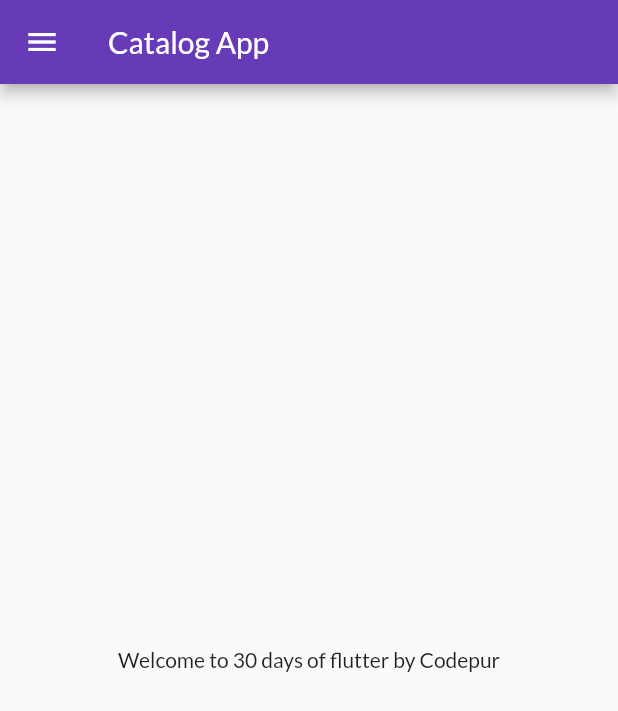
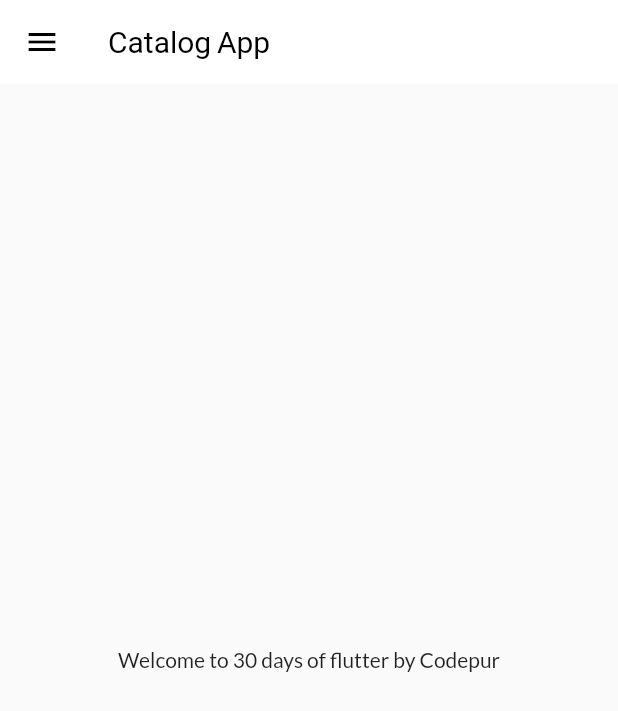
Before and after one commit to Abhishek-Bansode/Flutter-catalog-app, a Flutter app: the screen it shows after launch, on a phone screen of 412 x 824 dp. Shown: the top 711 px of the screen. Run offline on Flutter 3.47's test engine with Material 2 defaults, Android fonts, the phone set to English and light mode, and no system bars; our stand-ins replace google_fonts; Roboto replaces fonts that are missing (Goblin One).

Commit message:
Day 10 Themes extracted

```diff
--- a/lib/main.dart
+++ b/lib/main.dart
@@ -2,7 +2,8 @@ import 'package:flutter/material.dart';
 import 'package:flutter_catalog/pages/home_page.dart';
 import 'package:flutter_catalog/pages/login_page.dart';
 import 'package:flutter_catalog/utils/routes.dart';
-import 'package:google_fonts/google_fonts.dart';
+import 'package:flutter_catalog/widgets/themes.dart';
+// import 'package:google_fonts/google_fonts.dart';
 
 void main() {
   runApp(const MyApp());
@@ -16,12 +17,9 @@ class MyApp extends StatelessWidget {
     return MaterialApp(
       // home: const HomePage(),
       themeMode: ThemeMode.light,
-      theme: ThemeData(
-        primarySwatch: Colors.deepPurple,
-        fontFamily: GoogleFonts.lato().fontFamily,
-      ),
+      theme: MyTheme.lightTheme(context),
       debugShowCheckedModeBanner: false,
-      darkTheme: ThemeData(brightness: Brightness.dark),
+      darkTheme: MyTheme.darkTheme(context),
       initialRoute: "/home",
       routes: {
         "/": (context) => const LoginPage(),
--- a/lib/pages/home_page.dart
+++ b/lib/pages/home_page.dart
@@ -10,6 +10,7 @@ class HomePage extends StatelessWidget {
   @override
   Widget build(BuildContext context) {
     return Scaffold(
+
       appBar: AppBar(
         title: const Text("Catalog App"),
       ),
--- a/lib/pages/login_page.dart
+++ b/lib/pages/login_page.dart
@@ -1,5 +1,5 @@
 import 'package:flutter/material.dart';
-import 'package:flutter_catalog/pages/home_page.dart';
+// import 'package:flutter_catalog/pages/home_page.dart';
 import 'package:flutter_catalog/utils/routes.dart';
 
 class LoginPage extends StatefulWidget {
--- /dev/null
+++ b/lib/widgets/themes.dart
@@ -0,0 +1,23 @@
+import 'package:flutter/material.dart';
+import 'package:google_fonts/google_fonts.dart';
+
+class MyTheme {
+  static ThemeData lightTheme(BuildContext context) => ThemeData(
+        primarySwatch: Colors.deepPurple,
+        fontFamily: GoogleFonts.lato().fontFamily,
+        appBarTheme: const AppBarTheme(
+          color: Colors.white,
+          elevation: 0.0,
+          iconTheme: IconThemeData(color: Colors.black),
+          titleTextStyle: TextStyle(
+            color: Colors.black,
+            fontFamily: 'Goblin One',
+            fontSize: 20,
+          ),
+        ),
+      );
+
+      static ThemeData darkTheme(BuildContext context) => ThemeData(
+        brightness: Brightness.dark,
+      );
+}
```
